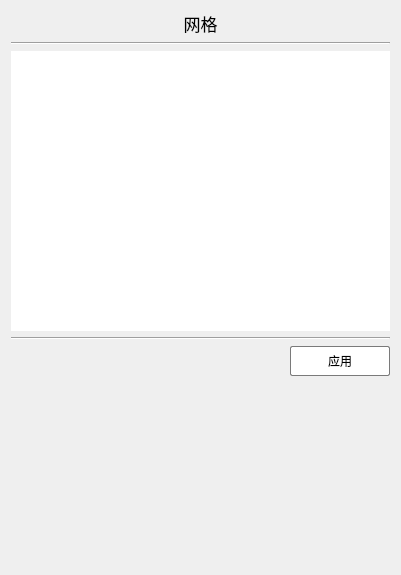
Above: src/FormMesh.ui from Aiopr-bits/MAVES before the change. Below: the same form after it.
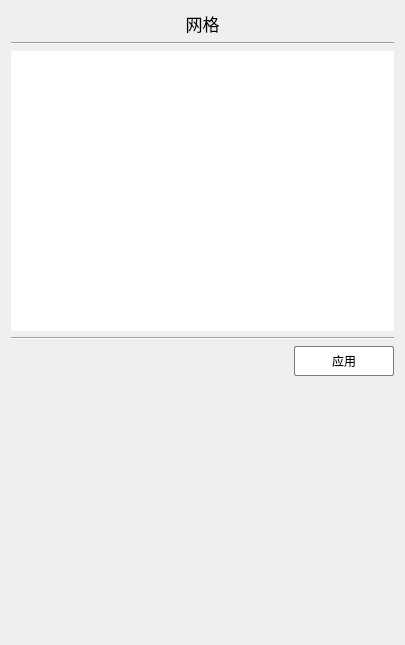
That is the form after the change.

Patch:
```diff
--- a/src/FormMesh.ui
+++ b/src/FormMesh.ui
@@ -6,8 +6,8 @@
    <rect>
     <x>0</x>
     <y>0</y>
-    <width>401</width>
-    <height>575</height>
+    <width>405</width>
+    <height>645</height>
    </rect>
   </property>
   <property name="windowTitle">
```
Left out of the diff: 207 changed lines with no effect on the pictures.
